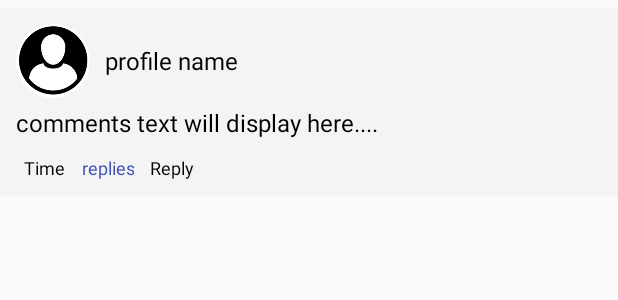
After one commit to santhossunthar/Tent, an Android app: the layout comment_layout.xml on its own in the app's theme, with its tools: preview values and no code run, on a phone screen of 412 x 824 dp. The commit adds this screen. Shown: the top 300 px of the screen. Run offline under Robolectric (Android 15) with nearby library versions, the phone set to English and light mode, and no system bars.

Commit message:
Added Comment layout

```diff
--- /dev/null
+++ b/app/src/main/res/layout/comment_layout.xml
@@ -0,0 +1,96 @@
+<?xml version="1.0" encoding="utf-8"?>
+<RelativeLayout xmlns:android="http://schemas.android.com/apk/res/android"
+    xmlns:app="http://schemas.android.com/apk/res-auto"
+    android:layout_width="match_parent"
+    android:layout_height="wrap_content"
+    android:layout_marginTop="5dp"
+    android:background="@color/comment">
+
+    <LinearLayout
+        android:layout_width="match_parent"
+        android:layout_height="wrap_content"
+        android:orientation="vertical"
+        android:padding="5dp">
+
+        <LinearLayout
+            android:layout_width="match_parent"
+            android:layout_height="wrap_content"
+            android:orientation="horizontal"
+            android:paddingLeft="5dp"
+            android:paddingTop="5dp">
+
+            <de.hdodenhof.circleimageview.CircleImageView
+                android:id="@+id/com_user_img"
+                android:layout_width="49dp"
+                android:layout_height="49dp"
+                android:layout_gravity="center"
+                android:src="@drawable/profile_img_icon"
+                app:civ_border_color="#ffffff"
+                app:civ_border_width="0dp" />
+
+
+
+                <TextView
+                    android:id="@+id/com_user_name"
+                    android:layout_width="wrap_content"
+                    android:layout_height="wrap_content"
+                    android:layout_gravity="center_vertical"
+                    android:paddingLeft="10dp"
+                    android:text="@string/profile_name"
+                    android:textColor="@color/black"
+                    android:textSize="16sp"/>
+
+
+        </LinearLayout>
+
+        <TextView
+            android:id="@+id/com_content"
+            android:layout_width="match_parent"
+            android:layout_height="wrap_content"
+            android:autoLink="web"
+            android:padding="5dp"
+            android:text="comments text will display here...."
+            android:textColor="@color/black"
+            android:textIsSelectable="true"
+            android:textSize="16sp"/>
+
+    <LinearLayout
+        android:layout_width="match_parent"
+        android:layout_height="wrap_content"
+        android:orientation="horizontal"
+        android:paddingLeft="5dp">
+        <TextView
+            android:id="@+id/com_time"
+            android:layout_width="wrap_content"
+            android:layout_height="wrap_content"
+            android:padding="5dp"
+            android:text="Time"
+            android:textColor="@color/black"
+            android:textSize="12sp" />
+
+        <TextView
+            android:id="@+id/com_replies"
+            android:layout_width="wrap_content"
+            android:layout_height="match_parent"
+            android:layout_gravity="end"
+            android:gravity="end"
+            android:padding="5dp"
+            android:text="replies"
+            android:textAlignment="viewEnd"
+            android:textColor="#3F51B5"
+            android:textSize="12sp"/>
+        <TextView
+            android:id="@+id/com_reply_btn"
+            android:layout_width="wrap_content"
+            android:layout_height="wrap_content"
+            android:layout_gravity="end"
+            android:gravity="end"
+            android:padding="5dp"
+            android:text="Reply"
+            android:textAlignment="viewEnd"
+            android:textColor="@color/black"
+            android:textSize="12sp"/>
+
+    </LinearLayout>
+    </LinearLayout>
+</RelativeLayout>
--- a/app/src/main/res/values/colors.xml
+++ b/app/src/main/res/values/colors.xml
@@ -9,4 +9,5 @@
     <color name="btn">#405975</color>
     <color name="background">#e5e4f3</color>
     <color name="colortext">#000000</color>
+    <color name="comment">#f4f4f4f4</color>
 </resources>
--- a/app/src/main/res/values/strings.xml
+++ b/app/src/main/res/values/strings.xml
@@ -5,4 +5,5 @@
     <string name="menu_news">News</string>
     <string name="menu_profile">Profile</string>
     <string name="menu_share">Share</string>
+    <string name="profile_name">profile name</string>
 </resources>
```
